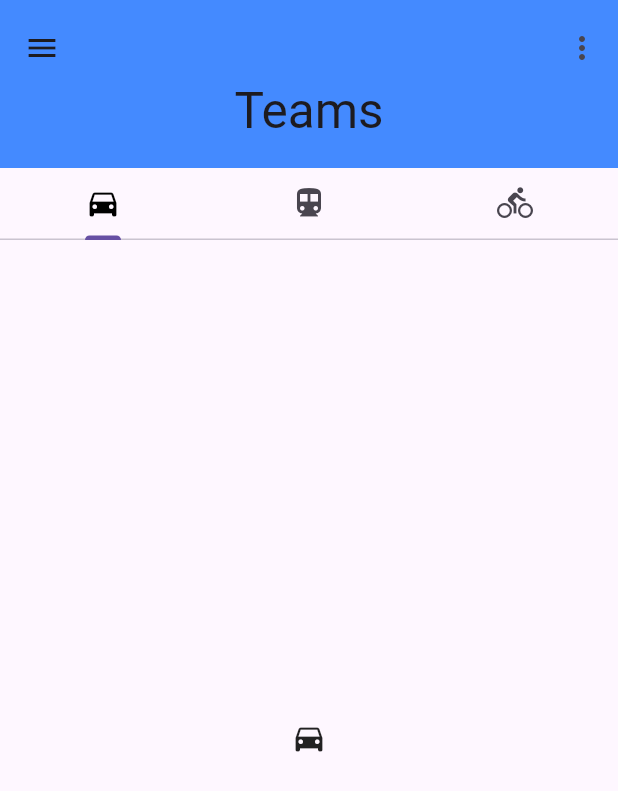
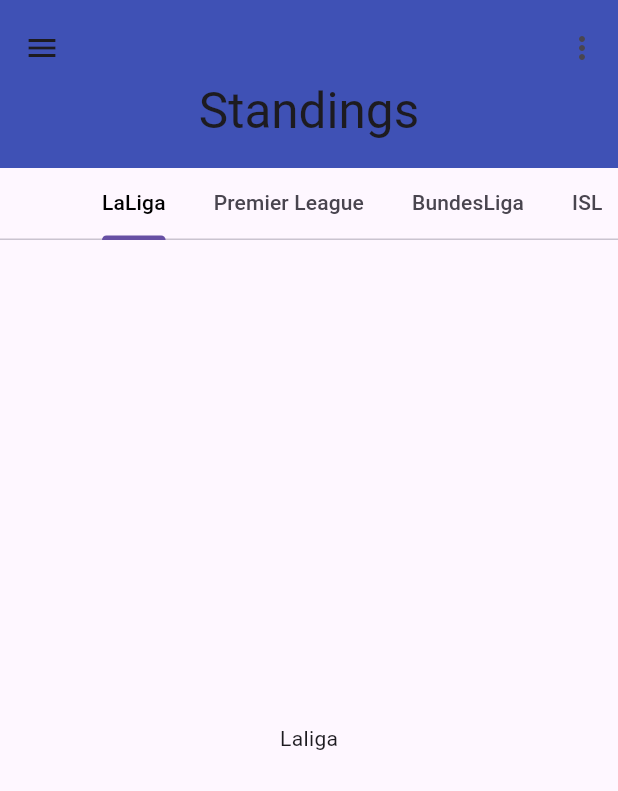
Before and after one commit to pnaskardev/Ball-Dont-Lie, a Flutter app: the Standings screen opened directly, on a phone screen of 412 x 824 dp. Shown: the top 791 px of the screen. Run offline on Flutter 3.47's test engine with Material 2 defaults, Android fonts, the phone set to English and light mode, and no system bars; network calls fail.

Commit message:
tab bar created

```diff
--- a/lib/api/Headers.dart
+++ b/lib/api/Headers.dart
@@ -6,6 +6,6 @@ class Headers
     // 'Accept': 'application/json',
     // 'Authorization': '<Your token>'
     'X-RapidAPI-Key': "0d2760cfdbmshdaa5dd1cf2ef40ap1d5fcejsn528c11ac4adb",
-    'X-RapidAPI-Host': "football98.p.rapidapi.com"
+    'X-RapidAPI-Host': "football98.p.rapidapi.com",
   };
 }
--- a/lib/features/ChooseTeam/screens/choose_team.dart
+++ b/lib/features/ChooseTeam/screens/choose_team.dart
@@ -42,6 +42,10 @@ class ChooseTeam extends StatelessWidget {
                 }
               );
             }
+            else if(snapshot.connectionState==ConnectionState.waiting)
+            {
+              return const Center(child: Text('API is not working properly'));
+            }
             else
             {
               return const Center
--- a/lib/features/Standings/screens/standings_page.dart
+++ b/lib/features/Standings/screens/standings_page.dart
@@ -1,3 +1,7 @@
+import 'package:ball_dont_lie/features/leagues/ISL/screens/isl_screen.dart';
+import 'package:ball_dont_lie/features/leagues/bundesliga/screens/bundesliga_screen.dart';
+import 'package:ball_dont_lie/features/leagues/laliga/screens/laliga_screen.dart';
+import 'package:ball_dont_lie/features/leagues/premierLeague/screens/premierleague_screen.dart';
 import 'package:flutter/material.dart';
 
 class Standings extends StatelessWidget
@@ -11,7 +15,7 @@ class Standings extends StatelessWidget
     (
       child: DefaultTabController
       (
-        length: 3,
+        length: 4,
         child: Scaffold
         (
           body: NestedScrollView
@@ -24,12 +28,12 @@ class Standings extends StatelessWidget
                 (
                   pinned: true,
                   floating: true,
-                  backgroundColor: Colors.blueAccent,
+                  backgroundColor: Colors.indigo,
                   flexibleSpace: const FlexibleSpaceBar
                   (
                     collapseMode: CollapseMode.pin,
                     centerTitle: true,
-                    title:  Text('Teams'),
+                    title:  Text('Standings'),
 
                   ),
                   // title: const Text('Teams'),
@@ -46,16 +50,6 @@ class Standings extends StatelessWidget
                       icon: const Icon(Icons.more_vert)
                     )
                   ],
-                  // bottom: const TabBar
-                  // (
-                  //   labelColor: Colors.black,
-                  //   tabs:
-                  //   [
-                  //     Tab(icon: Icon(Icons.directions_car)),
-                  //     Tab(icon: Icon(Icons.directions_transit)),
-                  //     Tab(icon: Icon(Icons.directions_bike)),
-                  //   ]
-                  // ),
                 ),
                 SliverPersistentHeader
                 (
@@ -63,12 +57,30 @@ class Standings extends StatelessWidget
                   (
                     const TabBar
                     (
+                      isScrollable: true,
                       labelColor: Colors.black,
                       tabs:
                       [
-                        Tab(icon: Icon(Icons.directions_car)),
-                        Tab(icon: Icon(Icons.directions_transit)),
-                        Tab(icon: Icon(Icons.directions_bike)),
+                        Tab
+                        (
+                          // icon: Icon(Icons.directions_car),
+                          child: Text('LaLiga')
+                        ),
+                        Tab
+                        (
+                          // icon: Icon(Icons.directions_transit),
+                          child: Text('Premier League'),
+                        ),
+                        Tab
+                        (
+                          // icon: Icon(Icons.directions_transit),
+                          child: Text('BundesLiga'),
+                        ),
+                        Tab
+                        (
+                          // icon: Icon(Icons.directions_bike),
+                          child: Text('ISL'),
+                        ),
                       ]
 
                     ),
@@ -85,9 +97,10 @@ class Standings extends StatelessWidget
               (
                 children:
                 [
-                  Icon(Icons.directions_car),
-                  Icon(Icons.directions_transit),
-                  Icon(Icons.directions_bike),
+                  LaligaScreen(),
+                  PremierleagueScreen(),
+                  BundesligaScreen(),
+                  IslScreen()
                 ],
               ),
             ),
--- /dev/null
+++ b/lib/features/leagues/laliga/screens/laliga_screen.dart
@@ -0,0 +1,18 @@
+import 'package:flutter/material.dart';
+
+class LaligaScreen extends StatelessWidget
+{
+  const LaligaScreen({super.key});
+
+  @override
+  Widget build(BuildContext context)
+  {
+    return const SafeArea
+    (
+      child: Scaffold
+      (
+        body: Center(child:  Text('Laliga')),
+      )
+    );
+  }
+}
--- a/lib/providers/teams.dart
+++ b/lib/providers/teams.dart
@@ -20,7 +20,7 @@ class Teams with ChangeNotifier
   {
     // var response = await http.get(Uri.https('balldontlie.io','/api/v1/teams'));
     // var response = await http.get(Uri.https('football98.p.rapidapi.com','/premierleague/table'),headers: Headers.requestHeaders);
-    var response = await http.get(Uri.https(Headers.requestHeaders['X-RapidAPI-Host']!,'/premierleague/table'),headers: Headers.requestHeaders);
+    var response = await http.get(Uri.https(Headers.requestHeaders['X-RapidAPI-Host']!,'/championsleague/table'),headers: Headers.requestHeaders);
     // print(response.body);
     var jsonData=jsonDecode((response.body));
     // print(jsonData);
```
Also changed, not shown: lib/features/leagues/ISL/screens/isl_screen.dart (added, +18 -0 lines), lib/features/leagues/bundesliga/screens/bundesliga_screen.dart (added, +17 -0 lines), lib/features/leagues/premierLeague/screens/premierleague_screen.dart (added, +17 -0 lines), lib/utils/global_variables.dart (added, +12 -0 lines).
